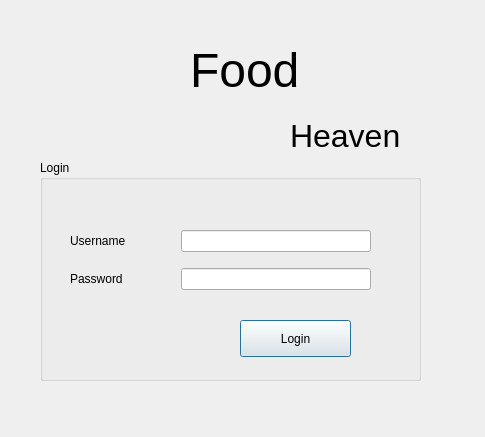
Above: ui/dialoglogin.ui from decemyn/food-management before the change. Below: the same form after it.
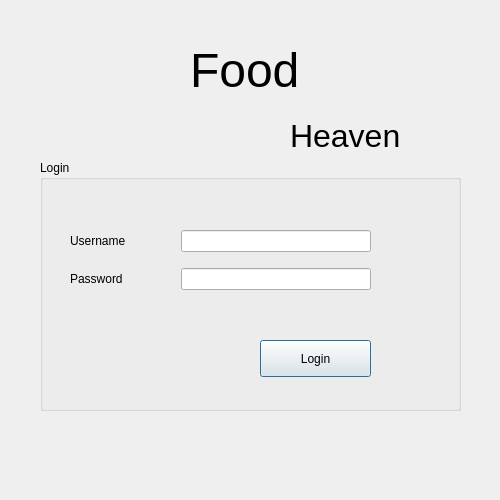
That is the form after the change. Icons and pictures are not drawn.

Patch:
```diff
--- a/ui/dialoglogin.ui
+++ b/ui/dialoglogin.ui
@@ -6,10 +6,22 @@
    <rect>
     <x>0</x>
     <y>0</y>
-    <width>485</width>
-    <height>437</height>
+    <width>500</width>
+    <height>500</height>
    </rect>
   </property>
+  <property name="minimumSize">
+   <size>
+    <width>500</width>
+    <height>500</height>
+   </size>
+  </property>
+  <property name="maximumSize">
+   <size>
+    <width>500</width>
+    <height>500</height>
+   </size>
+  </property>
   <property name="windowTitle">
    <string>Dialog</string>
   </property>
@@ -18,8 +30,8 @@
     <rect>
      <x>40</x>
      <y>160</y>
-     <width>381</width>
-     <height>221</height>
+     <width>421</width>
+     <height>251</height>
     </rect>
    </property>
    <property name="title">
@@ -28,8 +40,8 @@
    <widget class="QPushButton" name="pushButton">
     <property name="geometry">
      <rect>
-      <x>200</x>
-      <y>160</y>
+      <x>220</x>
+      <y>180</y>
       <width>111</width>
       <height>37</height>
      </rect>
```
Left out of the diff: 14 changed lines with no effect on the pictures.
